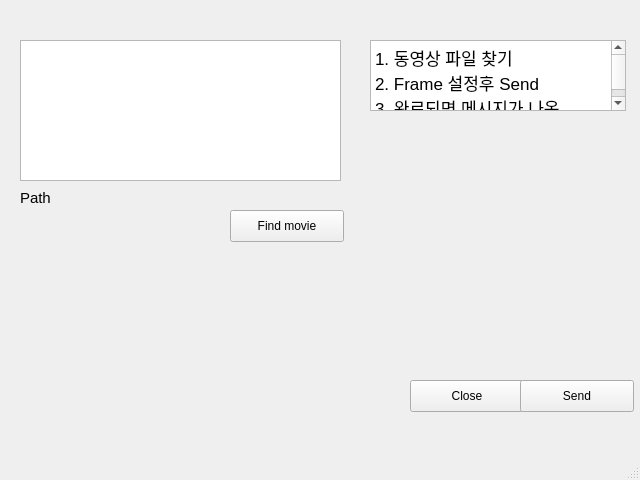
This is winp/mainwindow.ui in soronto3603/simple-object-tracker as Qt 5 draws it before an edit. The edited form follows.
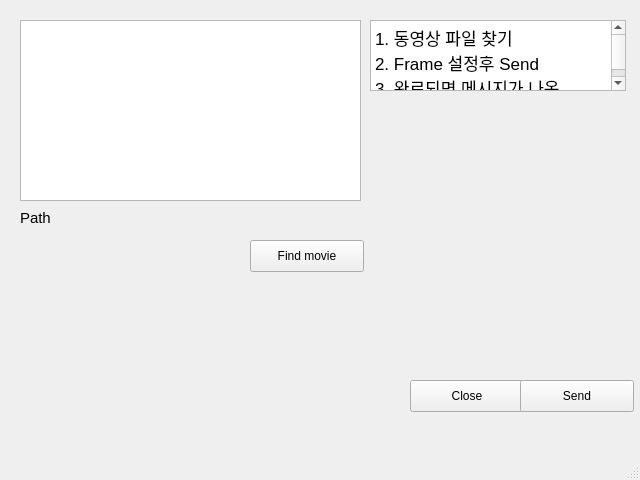
This is the edited form.

Commit message: revise Form

What changed in the file:
```diff
--- a/winp/mainwindow.ui
+++ b/winp/mainwindow.ui
@@ -17,8 +17,8 @@
    <widget class="QPushButton" name="FindButton">
     <property name="geometry">
      <rect>
-      <x>230</x>
-      <y>210</y>
+      <x>250</x>
+      <y>240</y>
       <width>114</width>
       <height>32</height>
      </rect>
@@ -57,7 +57,7 @@
     <property name="geometry">
      <rect>
       <x>370</x>
-      <y>40</y>
+      <y>20</y>
       <width>256</width>
       <height>71</height>
      </rect>
@@ -79,9 +79,9 @@
     <property name="geometry">
      <rect>
       <x>20</x>
-      <y>40</y>
-      <width>321</width>
-      <height>141</height>
+      <y>20</y>
+      <width>341</width>
+      <height>181</height>
      </rect>
     </property>
    </widget>
@@ -89,7 +89,7 @@
     <property name="geometry">
      <rect>
       <x>20</x>
-      <y>190</y>
+      <y>210</y>
       <width>321</width>
       <height>16</height>
      </rect>
```
The commit also changes 6 other files.
